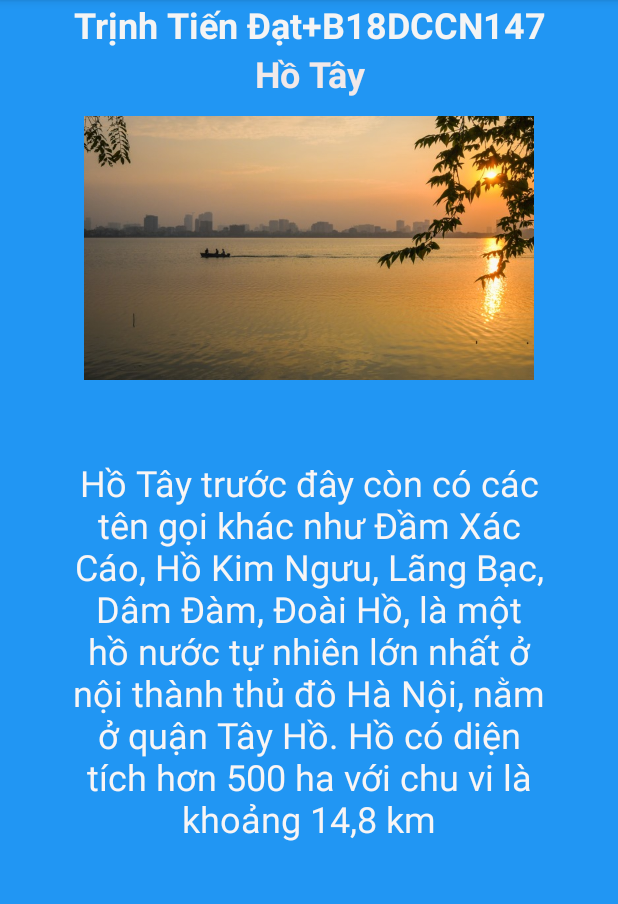
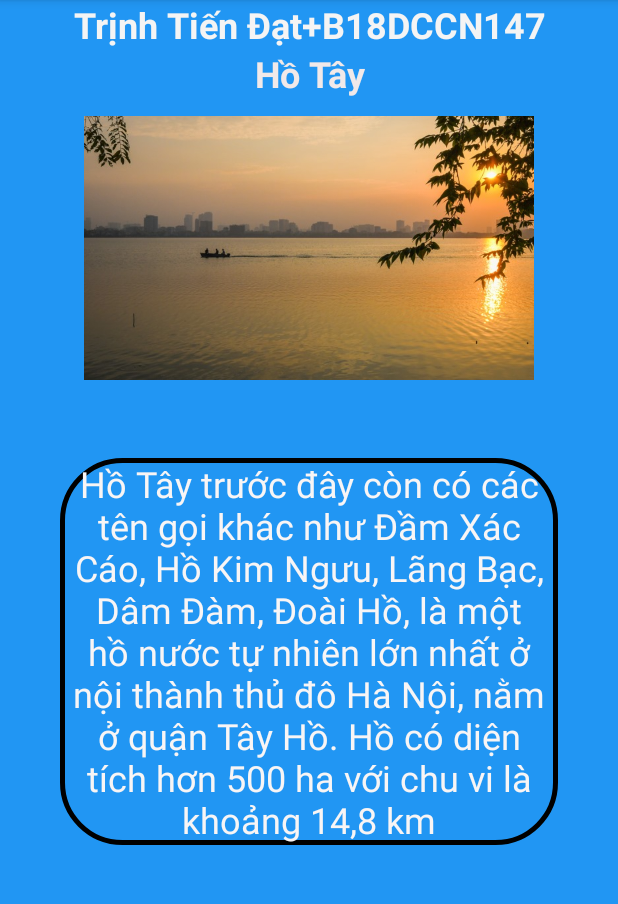
Before and after one commit to tiendatc2mh/bt1-listview, an Android app: the screen it shows after launch (MainActivity2), after a tap on "Hồ Tây", on a phone screen of 412 x 824 dp, the part 84-988 px from its top. Run offline under Robolectric (Android 15) with nearby library versions, the phone set to English and light mode, and no system bars.

Commit message:
set border mainactivity2

```diff
--- /dev/null
+++ b/app/src/main/res/drawable/border.xml
@@ -0,0 +1,12 @@
+<shape xmlns:android="http://schemas.android.com/apk/res/android">
+    <stroke
+        android:width="3dp"
+        android:color="#000000" />
+    <padding
+        android:bottom="1dp"
+        android:left="1dp"
+        android:right="1dp"
+        android:top="1dp" />
+    <corners android:radius="40dp" />
+    <solid android:color="#2196F3" />
+</shape>
--- a/app/src/main/res/layout/activity_main2.xml
+++ b/app/src/main/res/layout/activity_main2.xml
@@ -44,6 +44,7 @@
         android:layout_marginBottom="10dp"
         android:gravity="center_horizontal|center_vertical"
         android:textColor="#F8F5F5"
-        android:textSize="24sp" />
+        android:textSize="24sp"
+        android:background="@drawable/border"/>
 
 </LinearLayout>
```
